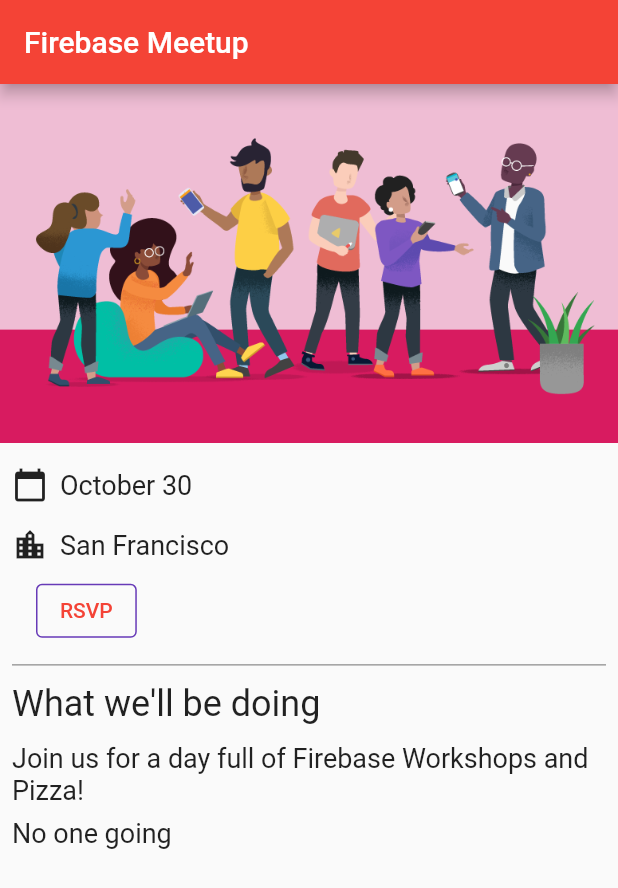
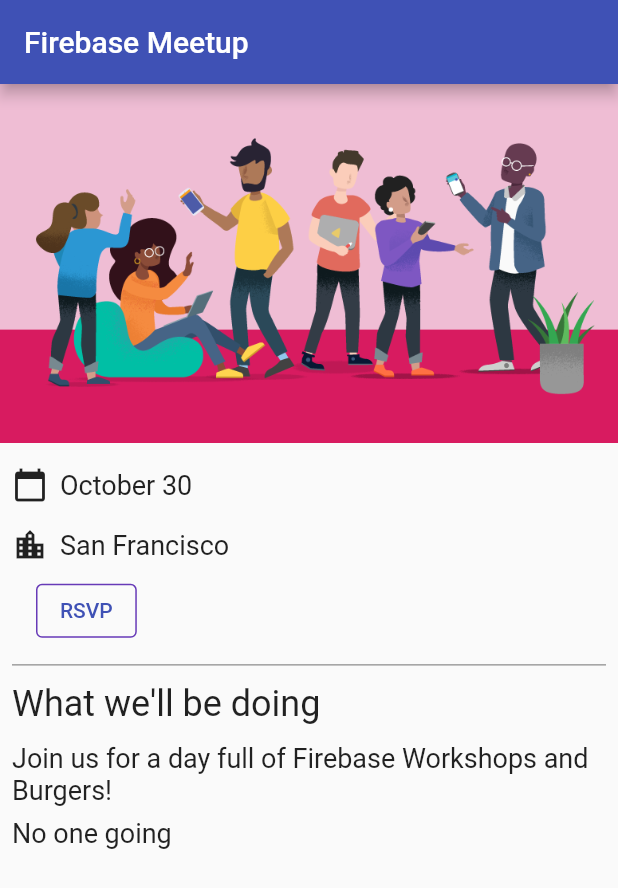
Before and after one commit to finickyakshay/FlutterWebApp, a Flutter app: the screen it shows after launch, on a phone screen of 412 x 824 dp. Shown: the top 888 px of the screen. Run offline on Flutter 3.47's test engine with Material 2 defaults, Android fonts, the phone set to English and light mode, and no system bars; our stand-ins replace cloud_firestore, firebase_auth, firebase_core, google_fonts; accounts and stored records are empty.

Commit message:
update main.dart

```diff
--- a/lib/main.dart
+++ b/lib/main.dart
@@ -25,9 +25,9 @@
       title: 'Firebase Meetup',
       theme: ThemeData(
         buttonTheme: Theme.of(context).buttonTheme.copyWith(
-              highlightColor: Colors.yellow,
+              highlightColor: Colors.lightBlue,
             ),
-        primarySwatch: Colors.red,
+        primarySwatch: Colors.indigo,
         textTheme: GoogleFonts.robotoTextTheme(
           Theme.of(context).textTheme,
         ),
@@ -74,7 +74,7 @@
           ),
           const Header("What we'll be doing"),
           const Paragraph(
-            'Join us for a day full of Firebase Workshops and Pizza!',
+            'Join us for a day full of Firebase Workshops and Burgers!',
           ),
           Consumer<ApplicationState>(
             builder: (context, appState, _) => Column(
```
